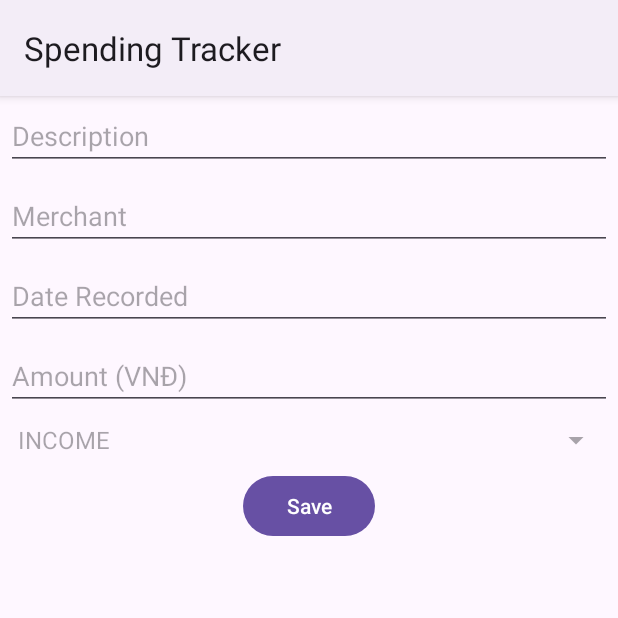
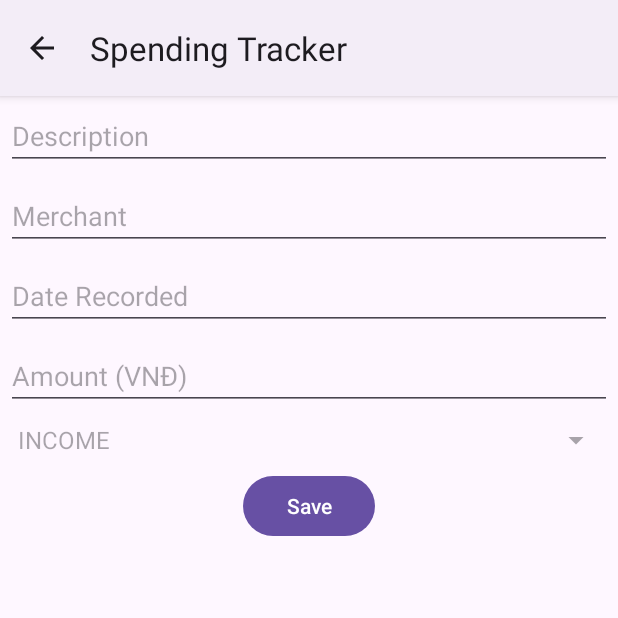
Before and after one commit to jasonmason123/SpendingTracker, an Android app: the fragment DetailsFragment placed in its activity, in the options menu, after a tap on "Edit", on a phone screen of 412 x 824 dp, the top half of it. Run offline under Robolectric (Android 15) with nearby library versions, the phone set to English and light mode, and no system bars; network calls fail; 1 statement that could not run was skipped.

Commit message:
added back button to fragments

```diff
--- a/SpendingTracker-Mobile/app/src/main/java/vn/edu/fpt/spendingtracker_mobile/MainActivity.java
+++ b/SpendingTracker-Mobile/app/src/main/java/vn/edu/fpt/spendingtracker_mobile/MainActivity.java
@@ -240,4 +240,10 @@ implements TransactionListFragment.TransactionListFragmentListener,
                 .replace(R.id.fragmentContainer, new LoginFragment())
                 .commit();
     }
+
+    @Override
+    public boolean onSupportNavigateUp() {
+        onBackPressed();
+        return true;
+    }
 }
--- a/SpendingTracker-Mobile/app/src/main/java/vn/edu/fpt/spendingtracker_mobile/fragments/AddEditFragment.java
+++ b/SpendingTracker-Mobile/app/src/main/java/vn/edu/fpt/spendingtracker_mobile/fragments/AddEditFragment.java
@@ -6,7 +6,6 @@ import android.app.Activity;
 import android.app.DatePickerDialog;
 
 import androidx.annotation.StringRes;
-import androidx.fragment.app.Fragment;
 
 import android.os.Bundle;
 import android.util.Log;
@@ -31,7 +30,6 @@ import java.util.Locale;
 import retrofit2.Call;
 import retrofit2.Callback;
 import retrofit2.Response;
-import retrofit2.Retrofit;
 import vn.edu.fpt.spendingtracker_mobile.MainActivity;
 import vn.edu.fpt.spendingtracker_mobile.MyApp;
 import vn.edu.fpt.spendingtracker_mobile.R;
@@ -39,7 +37,7 @@ import vn.edu.fpt.spendingtracker_mobile.api_connector.TransactionApiConnector;
 import vn.edu.fpt.spendingtracker_mobile.api_connector.api_callback.ApiCallback;
 import vn.edu.fpt.spendingtracker_mobile.entities.Transaction;
 import vn.edu.fpt.spendingtracker_mobile.enums.TransactionType;
-import vn.edu.fpt.spendingtracker_mobile.utils.AppConstants;
+import vn.edu.fpt.spendingtracker_mobile.fragments.base_fragment.BaseFragment;
 import vn.edu.fpt.spendingtracker_mobile.utils.HelperMethods;
 
 public class AddEditFragment extends BaseFragment
@@ -47,6 +45,11 @@ public class AddEditFragment extends BaseFragment
     @Override
     protected boolean shouldShowBottomNavigation() {
         return false;
+    }
+
+    @Override
+    protected boolean shouldDisplayBackButton() {
+        return true;
     }
 
     // callback method implemented by MainActivity
--- a/SpendingTracker-Mobile/app/src/main/java/vn/edu/fpt/spendingtracker_mobile/fragments/DetailsFragment.java
+++ b/SpendingTracker-Mobile/app/src/main/java/vn/edu/fpt/spendingtracker_mobile/fragments/DetailsFragment.java
@@ -4,10 +4,6 @@ package vn.edu.fpt.spendingtracker_mobile.fragments;
 
 import android.app.Activity;
 
-import androidx.fragment.app.Fragment;
-
-import android.content.Context;
-import android.content.SharedPreferences;
 import android.os.Bundle;
 import android.view.LayoutInflater;
 import android.view.Menu;
@@ -21,31 +17,29 @@ import java.text.NumberFormat;
 import java.time.Instant;
 import java.time.LocalDateTime;
 import java.time.ZoneId;
-import java.util.Date;
 import java.util.Locale;
 
-import okhttp3.OkHttpClient;
 import retrofit2.Call;
-import retrofit2.Callback;
 import retrofit2.Response;
-import retrofit2.Retrofit;
-import retrofit2.converter.gson.GsonConverterFactory;
 import vn.edu.fpt.spendingtracker_mobile.MainActivity;
 import vn.edu.fpt.spendingtracker_mobile.MyApp;
 import vn.edu.fpt.spendingtracker_mobile.R;
-import vn.edu.fpt.spendingtracker_mobile.api_connector.AuthInterceptor;
 import vn.edu.fpt.spendingtracker_mobile.api_connector.TransactionApiConnector;
 import vn.edu.fpt.spendingtracker_mobile.api_connector.api_callback.ApiCallback;
 import vn.edu.fpt.spendingtracker_mobile.dialog_fragment.ConfirmDeleteDialogFragment;
 import vn.edu.fpt.spendingtracker_mobile.entities.Transaction;
-import vn.edu.fpt.spendingtracker_mobile.utils.AppConstants;
-import vn.edu.fpt.spendingtracker_mobile.utils.HelperMethods;
+import vn.edu.fpt.spendingtracker_mobile.fragments.base_fragment.BaseFragment;
 
 public class DetailsFragment extends BaseFragment
 {
     @Override
     protected boolean shouldShowBottomNavigation() {
         return false;
+    }
+
+    @Override
+    protected boolean shouldDisplayBackButton() {
+        return true;
     }
 
     // callback methods implemented by MainActivity
--- a/SpendingTracker-Mobile/app/src/main/java/vn/edu/fpt/spendingtracker_mobile/fragments/LoginFragment.java
+++ b/SpendingTracker-Mobile/app/src/main/java/vn/edu/fpt/spendingtracker_mobile/fragments/LoginFragment.java
@@ -12,7 +12,6 @@ import android.widget.EditText;
 import android.widget.TextView;
 
 import androidx.appcompat.app.AlertDialog;
-import androidx.fragment.app.Fragment;
 
 import com.google.android.gms.auth.api.signin.GoogleSignIn;
 import com.google.android.gms.auth.api.signin.GoogleSignInAccount;
@@ -34,11 +33,17 @@ import vn.edu.fpt.spendingtracker_mobile.api_connector.api_callback.ApiCallback;
 import vn.edu.fpt.spendingtracker_mobile.dtos.AuthResponseDto;
 import vn.edu.fpt.spendingtracker_mobile.dtos.GoogleIdTokenDto;
 import vn.edu.fpt.spendingtracker_mobile.dtos.PasswordCredentialsDto;
+import vn.edu.fpt.spendingtracker_mobile.fragments.base_fragment.BaseFragment;
 import vn.edu.fpt.spendingtracker_mobile.utils.HelperMethods;
 
 public class LoginFragment extends BaseFragment {
     @Override
     protected boolean shouldShowBottomNavigation() {
+        return false;
+    }
+
+    @Override
+    protected boolean shouldDisplayBackButton() {
         return false;
     }
 
--- a/SpendingTracker-Mobile/app/src/main/java/vn/edu/fpt/spendingtracker_mobile/fragments/BaseFragment.java
+++ b/SpendingTracker-Mobile/app/src/main/java/vn/edu/fpt/spendingtracker_mobile/fragments/base_fragment/BaseFragment.java
@@ -1,7 +1,8 @@
-package vn.edu.fpt.spendingtracker_mobile.fragments;
+package vn.edu.fpt.spendingtracker_mobile.fragments.base_fragment;
 
 import android.view.View;
 
+import androidx.appcompat.app.AppCompatActivity;
 import androidx.fragment.app.Fragment;
 
 import com.google.android.material.bottomnavigation.BottomNavigationView;
@@ -11,6 +12,7 @@ import vn.edu.fpt.spendingtracker_mobile.MainActivity;
 public abstract class BaseFragment extends Fragment {
     // Override to specify if BottomNavigationView should be visible
     protected abstract boolean shouldShowBottomNavigation();
+    protected abstract boolean shouldDisplayBackButton();
 
     @Override
     public void onStart() {
@@ -24,5 +26,9 @@ public abstract class BaseFragment extends Fragment {
                     shouldShowBottomNavigation() ? View.VISIBLE : View.GONE);
             }
         }
+
+        // Display back button
+        AppCompatActivity activity = (AppCompatActivity) requireActivity();
+        activity.getSupportActionBar().setDisplayHomeAsUpEnabled(shouldDisplayBackButton());
     }
 }
--- a/SpendingTracker-Mobile/app/src/main/res/values/strings.xml
+++ b/SpendingTracker-Mobile/app/src/main/res/values/strings.xml
@@ -44,7 +44,7 @@
     <string name="recent_transaction_header_text">Recent transactions:</string>
     <string name="load_more">Load More</string>
     <string name="text_no_new_transaction_yet">No new transactions yet</string>
-    <string name="network_error_message">Please check your Internet connection or try again.\nYou can report this issue to: buiminhson940@gmail.com</string>
+    <string name="network_error_message">Please make sure your Internet connection is stable.\Else, trying moving between tabs while the app loads data.\nIf anything happen, please report to: buiminhson940@gmail.com</string>
     <string name="api_error_message">There has been an issue in the app, please report this issue to: buiminhson940@gmail.com.\nThank you for your cooperation!</string>
     <string name="hint_select_year">Select Year</string>
     <string name="topIncomeText">Top Income:</string>
```
Also changed, not shown: SpendingTracker-Mobile/app/src/main/java/vn/edu/fpt/spendingtracker_mobile/fragments/on_bottom_nav_fragments/HomeFragment.java (+6 -2 lines), SpendingTracker-Mobile/app/src/main/java/vn/edu/fpt/spendingtracker_mobile/fragments/on_bottom_nav_fragments/SettingsFragment.java (+6 -1 lines), SpendingTracker-Mobile/app/src/main/java/vn/edu/fpt/spendingtracker_mobile/fragments/on_bottom_nav_fragments/StatisticsFragment.java (+6 -1 lines), SpendingTracker-Mobile/app/src/main/java/vn/edu/fpt/spendingtracker_mobile/fragments/on_bottom_nav_fragments/TransactionListFragment.java (+6 -5 lines).
